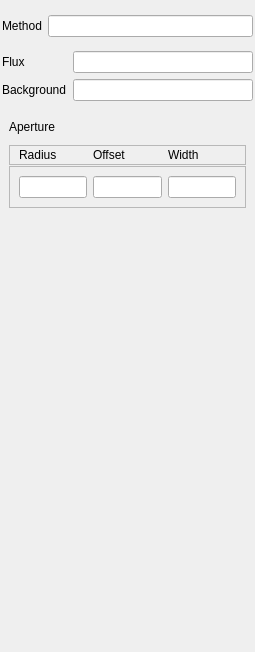
Qt form startrak-ui/qt/layouts/insp_phot.ui (JotaRata/StarTrak-continued) before a commit.
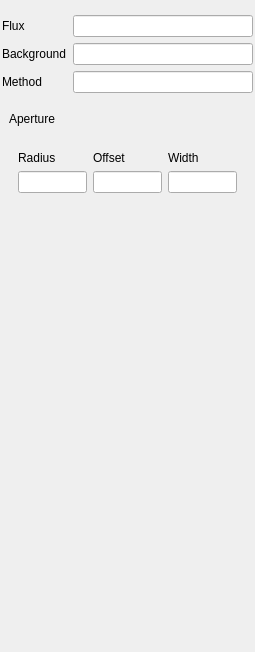
The same form after that commit.

Commit message: Various improvements to GUIs

The edit to the form file:
```diff
--- a/startrak-ui/qt/layouts/insp_phot.ui
+++ b/startrak-ui/qt/layouts/insp_phot.ui
@@ -13,20 +13,6 @@
   <property name="windowTitle">
    <string>Frame</string>
   </property>
-  <property name="styleSheet">
-   <string notr="true">
-QFrame[objectName ^= &quot;frame&quot; ]{
-
-	background-color: rgba(255, 255, 255, 20);
-}
-
-QLabel{
-	background-color: rgba(255, 255, 255, 0);
-}
-
-
-</string>
-  </property>
   <layout class="QVBoxLayout" name="verticalLayout">
    <property name="leftMargin">
     <number>0</number>
@@ -35,65 +21,12 @@
     <number>0</number>
    </property>
    <item>
-    <widget class="QFrame" name="frame">
+    <widget class="QFrame" name="flux_frame">
      <property name="sizePolicy">
       <sizepolicy hsizetype="Preferred" vsizetype="Maximum">
        <horstretch>0</horstretch>
        <verstretch>0</verstretch>
       </sizepolicy>
-     </property>
-     <property name="styleSheet">
-      <string notr="true"/>
-     </property>
-     <property name="frameShape">
-      <enum>QFrame::NoFrame</enum>
-     </property>
-     <property name="frameShadow">
-      <enum>QFrame::Plain</enum>
-     </property>
-     <layout class="QFormLayout" name="formLayout">
-      <property name="leftMargin">
-       <number>2</number>
-      </property>
-      <property name="topMargin">
-       <number>4</number>
-      </property>
-      <property name="rightMargin">
-       <number>2</number>
-      </property>
-      <property name="bottomMargin">
-       <number>4</number>
-      </property>
-      <item row="0" column="0">
-       <widget class="QLabel" name="label">
-        <property name="text">
-         <string>Method</string>
-        </property>
-        <property name="buddy">
-         <cstring>method_line</cstring>
-        </property>
-       </widget>
-      </item>
-      <item row="0" column="1">
-       <widget class="QLineEdit" name="method_line">
-        <property name="readOnly">
-         <bool>true</bool>
-        </property>
-       </widget>
-      </item>
-     </layout>
-    </widget>
-   </item>
-   <item>
-    <widget class="QFrame" name="frame_2">
-     <property name="sizePolicy">
-      <sizepolicy hsizetype="Preferred" vsizetype="Maximum">
-       <horstretch>0</horstretch>
-       <verstretch>0</verstretch>
-      </sizepolicy>
-     </property>
-     <property name="styleSheet">
-      <string notr="true"/>
      </property>
      <property name="frameShape">
       <enum>QFrame::NoFrame</enum>
@@ -148,20 +81,34 @@
         </property>
        </widget>
       </item>
+      <item row="2" column="0">
+       <widget class="QLabel" name="label">
+        <property name="text">
+         <string>Method</string>
+        </property>
+        <property name="buddy">
+         <cstring>method_line</cstring>
+        </property>
+       </widget>
+      </item>
+      <item row="2" column="1">
+       <widget class="QLineEdit" name="method_line">
+        <property name="readOnly">
+         <bool>true</bool>
+        </property>
+       </widget>
+      </item>
      </layout>
     </widget>
    </item>
    <item>
-    <widget class="QFrame" name="frame_3">
+    <widget class="QFrame" name="apert_frame">
      <property name="sizePolicy">
       <sizepolicy hsizetype="Preferred" vsizetype="Maximum">
        <horstretch>0</horstretch>
        <verstretch>0</verstretch>
       </sizepolicy>
      </property>
-     <property name="styleSheet">
-      <string notr="true"/>
-     </property>
      <property name="frameShape">
       <enum>QFrame::NoFrame</enum>
      </property>
@@ -169,9 +116,6 @@
       <enum>QFrame::Plain</enum>
      </property>
      <layout class="QVBoxLayout" name="verticalLayout_2">
-      <property name="spacing">
-       <number>1</number>
-      </property>
       <item>
        <widget class="QLabel" name="label_6">
         <property name="sizePolicy">
@@ -195,41 +139,22 @@
        </widget>
       </item>
       <item>
-       <widget class="QFrame" name="frame_4">
+       <widget class="QFrame" name="values_frame">
         <property name="frameShape">
-         <enum>QFrame::StyledPanel</enum>
+         <enum>QFrame::NoFrame</enum>
         </property>
         <property name="frameShadow">
-         <enum>QFrame::Raised</enum>
+         <enum>QFrame::Plain</enum>
         </property>
-        <layout class="QHBoxLayout" name="horizontalLayout">
-         <property name="topMargin">
-          <number>2</number>
-         </property>
-         <property name="bottomMargin">
-          <number>2</number>
-         </property>
-         <item>
-          <widget class="QLabel" name="label_7">
-           <property name="text">
-            <string>Radius</string>
+        <layout class="QGridLayout" name="gridLayout">
+         <item row="2" column="1">
+          <widget class="QLineEdit" name="aoffset_line">
+           <property name="readOnly">
+            <bool>true</bool>
            </property>
-           <property name="buddy">
-            <cstring>aradius_line</cstring>
-           </property>
           </widget>
          </item>
-         <item>
-          <widget class="QLabel" name="label_8">
-           <property name="text">
-            <string>Offset</string>
-           </property>
-           <property name="buddy">
-            <cstring>aoffset_line</cstring>
-           </property>
-          </widget>
-         </item>
-         <item>
+         <item row="1" column="2">
           <widget class="QLabel" name="label_9">
            <property name="text">
             <string>Width</string>
@@ -239,39 +164,40 @@
            </property>
           </widget>
          </item>
-        </layout>
-       </widget>
-      </item>
-      <item>
-       <widget class="QFrame" name="frame_5">
-        <property name="frameShape">
-         <enum>QFrame::StyledPanel</enum>
-        </property>
-        <property name="frameShadow">
-         <enum>QFrame::Raised</enum>
-        </property>
-        <layout class="QHBoxLayout" name="horizontalLayout_4">
-         <item>
-          <widget class="QLineEdit" name="aradius_line">
-           <property name="readOnly">
-            <bool>true</bool>
-           </property>
-          </widget>
-         </item>
-         <item>
-          <widget class="QLineEdit" name="aoffset_line">
-           <property name="readOnly">
-            <bool>true</bool>
-           </property>
-          </widget>
-         </item>
-         <item>
+         <item row="2" column="2">
           <widget class="QLineEdit" name="awidth_line">
            <property name="readOnly">
             <bool>true</bool>
            </property>
           </widget>
          </item>
+         <item row="2" column="0">
+          <widget class="QLineEdit" name="aradius_line">
+           <property name="readOnly">
+            <bool>true</bool>
+           </property>
+          </widget>
+         </item>
+         <item row="1" column="1">
+          <widget class="QLabel" name="label_8">
+           <property name="text">
+            <string>Offset</string>
+           </property>
+           <property name="buddy">
+            <cstring>aoffset_line</cstring>
+           </property>
+          </widget>
+         </item>
+         <item row="1" column="0">
+          <widget class="QLabel" name="label_7">
+           <property name="text">
+            <string>Radius</string>
+           </property>
+           <property name="buddy">
+            <cstring>aradius_line</cstring>
+           </property>
+          </widget>
+         </item>
         </layout>
        </widget>
       </item>
```
The commit also changes 2 other files.
